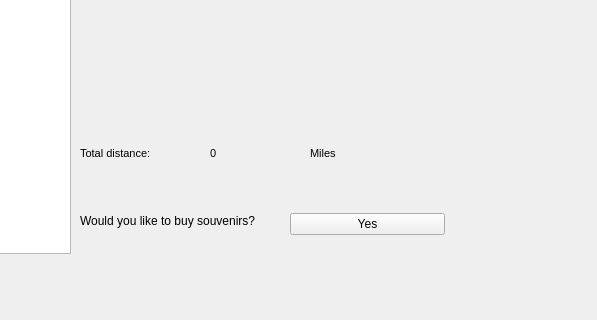
First picture: the form in plantripwindow.ui, repository Ling2251/CS1D-College-Tour, before the edit; both pictures show x 461 to 1058 and y 238 to 558 of the 1058 by 558 pixel window.
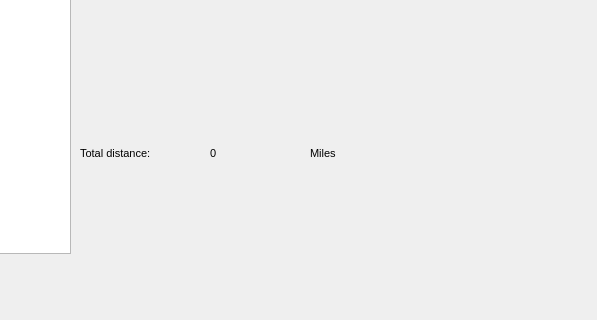
Second picture: the form after the edit. The open tabs and pages were chosen to show the change. Icons and pictures are not drawn.

What changed in the file:
```diff
--- a/plantripwindow.ui
+++ b/plantripwindow.ui
@@ -1053,36 +1053,6 @@
         <string>Miles</string>
        </property>
       </widget>
-      <widget class="QLabel" name="label_2">
-       <property name="geometry">
-        <rect>
-         <x>530</x>
-         <y>440</y>
-         <width>181</width>
-         <height>16</height>
-        </rect>
-       </property>
-       <property name="styleSheet">
-        <string notr="true">font: 8pt &quot;MS Shell Dlg 2&quot;;
-color: rgb(0, 0, 0)</string>
-       </property>
-       <property name="text">
-        <string>Would you like to buy souvenirs?</string>
-       </property>
-      </widget>
-      <widget class="QPushButton" name="pushButton">
-       <property name="geometry">
-        <rect>
-         <x>740</x>
-         <y>440</y>
-         <width>155</width>
-         <height>22</height>
-        </rect>
-       </property>
-       <property name="text">
-        <string>Yes</string>
-       </property>
-      </widget>
      </widget>
     </widget>
    </item>
```
Left out of the diff: 2 changed lines with no effect on the pictures.
